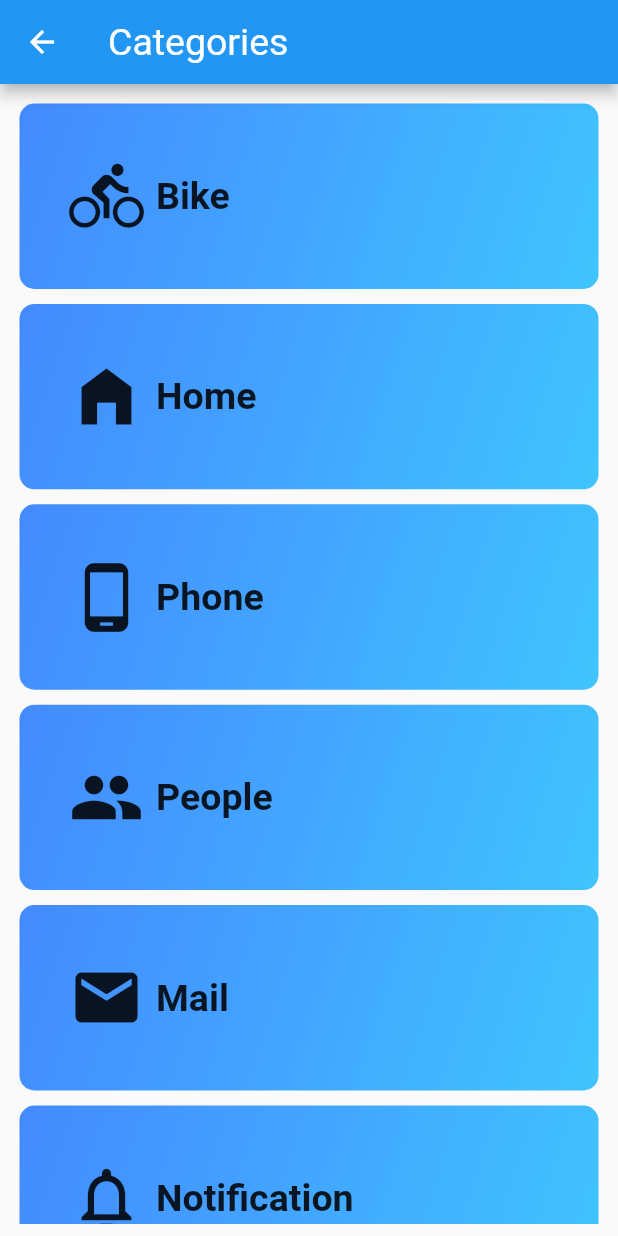
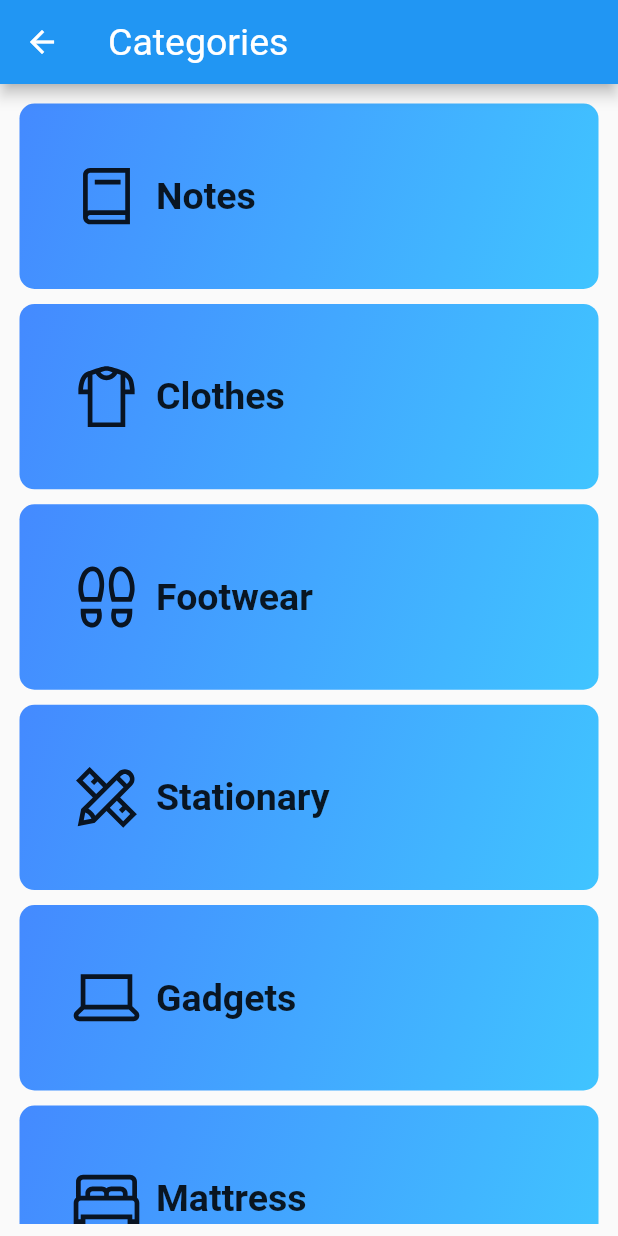
Before and after one commit to rohitranjan753/swapify, a Flutter app: the screen it shows once a user with an empty profile is signed in, after a tap on "See All", on a phone screen of 412 x 824 dp. Run offline on Flutter 3.47's test engine with Material 2 defaults, Android fonts, the phone set to English and light mode, and no system bars; our stand-ins replace cloud_firestore, firebase_auth, firebase_core, firebase_storage, font_awesome_flutter, google_fonts and 3 more; accounts and stored records are empty.

Commit message:
second Commit

```diff
--- a/lib/HomePageDir/category_screen.dart
+++ b/lib/HomePageDir/category_screen.dart
@@ -1,4 +1,5 @@
 import 'package:flutter/material.dart';
+import 'package:line_icons/line_icons.dart';
 
 class CategoryScreen extends StatefulWidget {
   const CategoryScreen({Key? key}) : super(key: key);
@@ -9,15 +10,15 @@ class CategoryScreen extends StatefulWidget {
 
 class _CategoryScreenState extends State<CategoryScreen> {
   List categoryIcon = [
-    Icons.directions_bike,
-    Icons.home_filled,
-    Icons.phone_android,
-    Icons.people,
-    Icons.mail,
-    Icons.notifications_none
+    LineIcons.book,
+    LineIcons.tShirt,
+    LineIcons.shoePrints,
+    LineIcons.pencilRuler,
+    LineIcons.laptop,
+    LineIcons.bed
   ];
 
-  List categoryName = ["Bike", "Home", "Phone", "People", "Mail","Notification"];
+  List categoryName = ["Notes", "Clothes", "Footwear", "Stationary", "Gadgets","Mattress"];
   int clicked = 0;
 
   @override
--- a/lib/HomePageDir/home_page.dart
+++ b/lib/HomePageDir/home_page.dart
@@ -4,6 +4,8 @@ import 'package:cloud_firestore/cloud_firestore.dart';
 import 'package:firebase_auth/firebase_auth.dart';
 import 'package:flutter/material.dart';
 import 'package:flutter/services.dart';
+import 'package:line_icons/line_icon.dart';
+import 'package:line_icons/line_icons.dart';
 import 'package:vbuddyproject/AddPageDir/add_page.dart';
 import 'package:vbuddyproject/BuyBuiderDirectory/buy_page.dart';
 import 'package:vbuddyproject/Components/single_item_homepage.dart';
@@ -241,12 +243,12 @@ class _HomePageState extends State<HomePage> {
                         child: Column(
                           children: [
                             Icon(
-                              Icons.car_rental,
+                              LineIcons.book,
                               size: 50,
                               color: Colors.blue,
                             ),
                             Text(
-                              "Car",
+                              "Notes",
                               style: TextStyle(
                                 fontSize: 20,
                                 fontWeight: FontWeight.normal,
@@ -262,12 +264,12 @@ class _HomePageState extends State<HomePage> {
                       child: Column(
                         children: [
                           Icon(
-                            Icons.home_filled,
+                            LineIcons.tShirt,
                             size: 50,
                             color: Colors.blue,
                           ),
                           Text(
-                            "Properties",
+                            "Clothes",
                             style: TextStyle(
                               fontSize: 20,
                               fontWeight: FontWeight.normal,
@@ -282,12 +284,12 @@ class _HomePageState extends State<HomePage> {
                       child: Column(
                         children: [
                           Icon(
-                            Icons.phone_android_rounded,
+                            LineIcons.shoePrints,
                             size: 50,
                             color: Colors.blue,
                           ),
                           Text(
-                            "Mobile",
+                            "Footwear",
                             style: TextStyle(
                               fontSize: 20,
                               fontWeight: FontWeight.normal,
@@ -302,12 +304,12 @@ class _HomePageState extends State<HomePage> {
                       child: Column(
                         children: [
                           Icon(
-                            Icons.directions_bike,
+                            LineIcons.pencilRuler,
                             size: 50,
                             color: Colors.blue,
                           ),
                           Text(
-                            "Bikes",
+                            "Stationary",
                             style: TextStyle(
                               fontSize: 20,
                               fontWeight: FontWeight.normal,
@@ -322,12 +324,12 @@ class _HomePageState extends State<HomePage> {
                       child: Column(
                         children: [
                           Icon(
-                            Icons.car_rental,
+                            LineIcons.laptop,
                             size: 50,
                             color: Colors.blue,
                           ),
                           Text(
-                            "Television",
+                            "Gadgets",
                             style: TextStyle(
                               fontSize: 20,
                               fontWeight: FontWeight.normal,
```
Also changed, not shown: assets/images/upload1.jpg (added).
